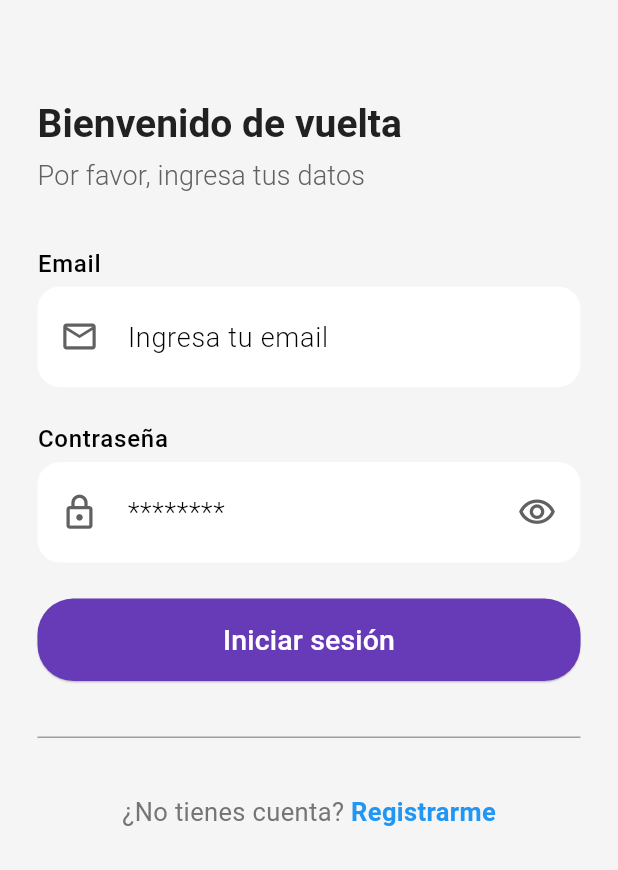
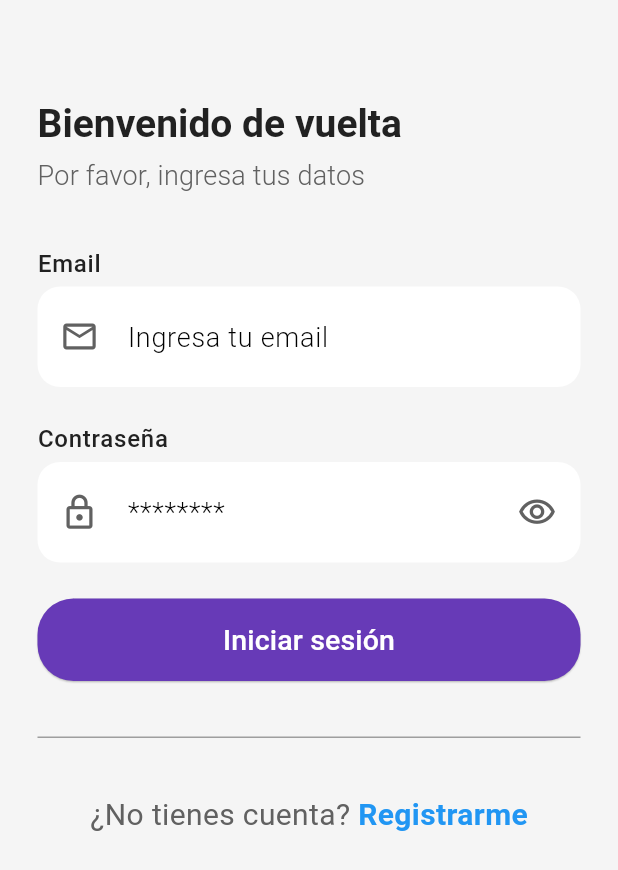
Before and after one commit to AlbenBustamante/fin-manage-app, a Flutter app: the screen it shows after launch, on a phone screen of 412 x 824 dp. Shown: the top 870 px of the screen. Run offline on Flutter 3.47's test engine with Material 3 defaults, Android fonts, the phone set to English and light mode, and no system bars; our stand-ins replace bloc, cloud_firestore, equatable, firebase_auth, firebase_core, flutter_bloc and 2 more; accounts and stored records are empty.

```diff
--- a/lib/app.dart
+++ b/lib/app.dart
@@ -1,8 +1,10 @@
 import 'package:finmanageapp/features/auth/presentation/pages/sign_in_page.dart';
+import 'package:finmanageapp/features/home/data/models/transaction_model.dart';
 import 'package:finmanageapp/features/home/presentation/blocs/expenses_bloc/expenses_bloc.dart';
 import 'package:finmanageapp/features/home/presentation/blocs/incomes_bloc/incomes_bloc.dart';
 import 'package:finmanageapp/features/home/presentation/pages/new_expense_page.dart';
 import 'package:finmanageapp/features/home/presentation/pages/new_income_page.dart';
+import 'package:finmanageapp/features/home/presentation/pages/transaction_detail.dart';
 
 import 'auth_flow/auth_flow_page.dart';
 import 'core/config/init_dependencies.dart';
@@ -53,6 +55,9 @@ class MyAppView extends StatelessWidget {
         return _route(const NewIncomePage());
       case NewExpensePage.route:
         return _route(const NewExpensePage());
+      case TransactionDetail.route:
+        return _route(
+            TransactionDetail(settings.arguments as TransactionModel));
       default:
         return _route(const AuthFlowPage());
     }
@@ -75,12 +80,14 @@ class MyAppView extends StatelessWidget {
                 fontSize: 18.0,
                 fontWeight: FontWeight.w300,
                 color: Colors.grey[700]),
-            labelMedium:
-                const TextStyle(fontSize: 16.0, fontWeight: FontWeight.w500),
+            labelMedium: TextStyle(
+                fontSize: 16.0,
+                fontWeight: FontWeight.w500,
+                color: Colors.grey[900]),
             bodyMedium: TextStyle(
-                fontSize: 17.0,
+                fontSize: 20.0,
                 fontWeight: FontWeight.w400,
-                color: Colors.grey[600]),
+                color: Colors.grey[700]),
             bodySmall: TextStyle(
                 fontSize: 14.0,
                 fontWeight: FontWeight.w400,
```
Also changed, not shown: lib/features/home/presentation/pages/home_page.dart (+10 -3 lines), lib/features/home/presentation/pages/transaction_detail.dart (added, +51 -0 lines).
